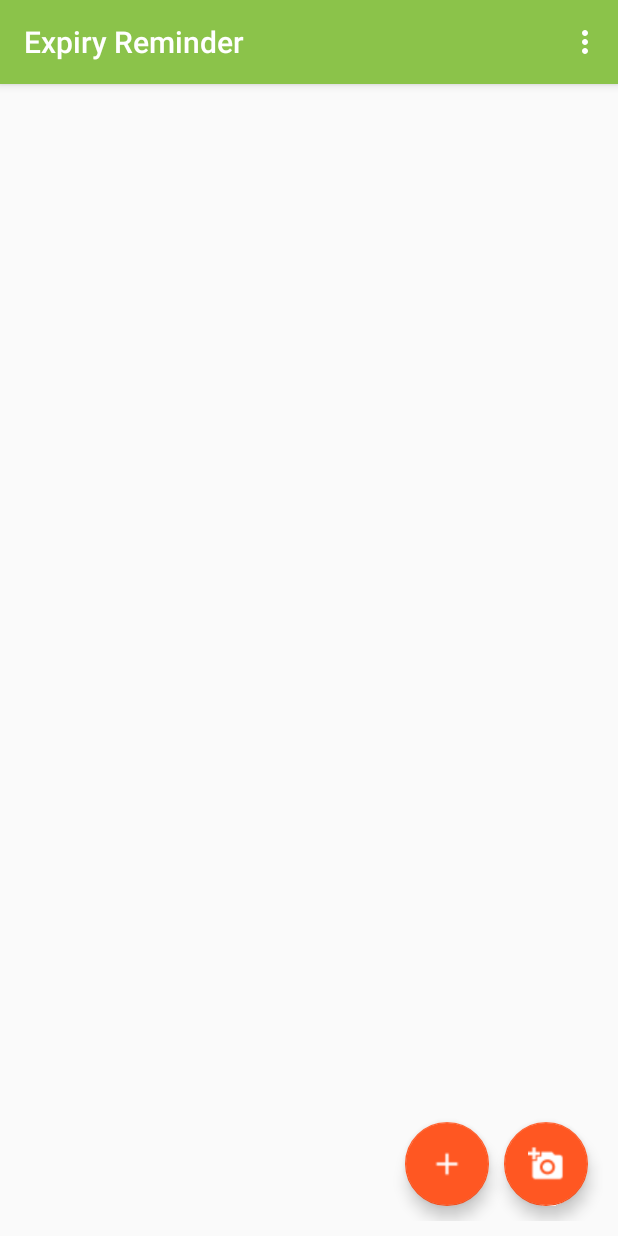
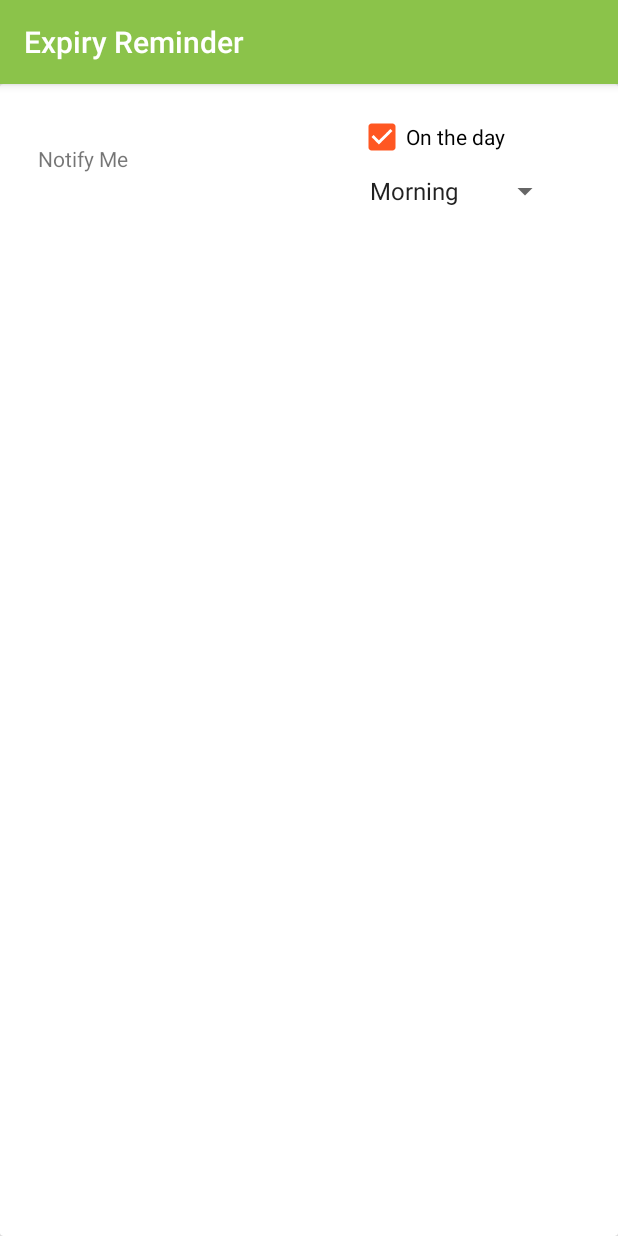
Before and after one commit to jk1z/Android-Expiry-reminder, an Android app: the screen it shows after launch (MainActivity before the commit, SettingPage after it), in the options menu, after a tap on "Settings", on a phone screen of 412 x 824 dp. Run offline under Robolectric (Android 15) with nearby library versions, the phone set to English and light mode, and no system bars; libraries missing offline, so code that uses them is left out: com.bignerdranch.expandablerecyclerview, com.google.zxing.integration; 7 statements that could not run were skipped.

Commit message:
Added auto backup, setting page

```diff
--- a/app/src/main/AndroidManifest.xml
+++ b/app/src/main/AndroidManifest.xml
@@ -39,6 +39,7 @@
         <activity android:name=".UI.Activity.ItemScanner" />
         <activity android:name=".UI.Activity.ColorSelectionGridView" />
         <activity android:name=".UI.Activity.AboutPage" />
+        <activity android:name=".UI.Activity.SettingPage"/>
 
         <receiver android:name=".Helper.NotifyHelper" />
         <activity
--- a/app/src/main/java/edu/monash/fit3027/fit3027_final_application/UI/Activity/MainActivity.java
+++ b/app/src/main/java/edu/monash/fit3027/fit3027_final_application/UI/Activity/MainActivity.java
@@ -80,10 +80,13 @@ public class MainActivity extends AppCompatActivity implements View.OnClickListe
 
         //noinspection SimplifiableIfStatement
         if (id == R.id.action_settings) {
+            Intent newIntent = new Intent(this, SettingPage.class);
+            startActivity(newIntent);
             return true;
         } else if (id == R.id.action_about) {
             Intent newIntent = new Intent(this, AboutPage.class);
             startActivity(newIntent);
+            return true;
         }
 
         return super.onOptionsItemSelected(item);
--- /dev/null
+++ b/app/src/main/java/edu/monash/fit3027/fit3027_final_application/UI/Activity/SettingPage.java
@@ -0,0 +1,97 @@
+package edu.monash.fit3027.fit3027_final_application.UI.Activity;
+
+import android.content.Context;
+import android.content.SharedPreferences;
+import android.os.Bundle;
+import android.support.v4.content.ContextCompat;
+import android.support.v7.app.AppCompatActivity;
+import android.view.View;
+import android.widget.AdapterView;
+import android.widget.ArrayAdapter;
+import android.widget.CheckBox;
+import android.widget.CompoundButton;
+import android.widget.Spinner;
+
+import edu.monash.fit3027.fit3027_final_application.R;
+
+/**
+ * Created by Jack on 10-Jun-17.
+ */
+
+public class SettingPage extends AppCompatActivity implements CompoundButton.OnCheckedChangeListener,AdapterView.OnItemSelectedListener{
+    private CheckBox onTheDayCheckBox;
+    private Spinner whenToNotifyspinner;
+    private SharedPreferences sharedPref;
+    public final static int DEFAULT_NOTIFY_ON = 1;
+    public final static int DEFAULT_NOTIFY_OFF = 0;
+    public final static int DEFAULT_NOTIFY_TIME_MORNING = 0;
+    public final static int DEFAULT_NOTIFY_TIME_EVENING = 1;
+    public final static String DEFAULT_NOTIFY_SETTING = "DefaultNotificationPref";
+    public final static String DEFAULT_NOTIFY_TIME_SETTING = "DefaultNotificationTimePref";
+
+    @Override
+    protected void onCreate(Bundle savedInstanceState) {
+        super.onCreate(savedInstanceState);
+        setContentView(R.layout.setting_page);
+
+        //Assume all set to default
+        onTheDayCheckBox = (CheckBox) findViewById(R.id.onTheDayCheckBox);
+        whenToNotifyspinner = (Spinner) findViewById(R.id.whenToNotifyspinner);
+        ArrayAdapter<CharSequence> adapter = ArrayAdapter.createFromResource(this,
+                R.array.reminder_default_choice_array, android.R.layout.simple_spinner_item);
+        adapter.setDropDownViewResource(android.R.layout.simple_spinner_dropdown_item);
+        whenToNotifyspinner.setAdapter(adapter);
+
+        sharedPref = getSharedPreferences("Settings",Context.MODE_PRIVATE);
+        switch (sharedPref.getInt(DEFAULT_NOTIFY_SETTING,DEFAULT_NOTIFY_ON)){
+            case DEFAULT_NOTIFY_ON:
+                onTheDayCheckBox.setChecked(true);
+                break;
+            case DEFAULT_NOTIFY_OFF:
+                onTheDayCheckBox.setChecked(false);
+                break;
+        }
+
+        switch (sharedPref.getInt(DEFAULT_NOTIFY_TIME_SETTING,DEFAULT_NOTIFY_TIME_MORNING )){
+            case DEFAULT_NOTIFY_TIME_MORNING:
+                whenToNotifyspinner.setSelection(0);
+                break;
+            case DEFAULT_NOTIFY_TIME_EVENING:
+                whenToNotifyspinner.setSelection(1);
+                break;
+        }
+
+        onTheDayCheckBox.setOnCheckedChangeListener(this);
+        whenToNotifyspinner.setOnItemSelectedListener(this);
+
+
+    }
+
+    @Override
+    public void onCheckedChanged(CompoundButton buttonView, boolean isChecked) {
+        SharedPreferences.Editor editor = sharedPref.edit();
+        if (isChecked){
+            editor.putInt(DEFAULT_NOTIFY_SETTING,DEFAULT_NOTIFY_ON);
+        }else{
+            editor.putInt(DEFAULT_NOTIFY_SETTING,DEFAULT_NOTIFY_OFF);
+        }
+        editor.commit();
+    }
+
+    @Override
+    public void onItemSelected(AdapterView<?> parent, View view, int position, long id) {
+        SharedPreferences.Editor editor = sharedPref.edit();
+        if (position == 0){
+            editor.putInt(DEFAULT_NOTIFY_TIME_SETTING,DEFAULT_NOTIFY_TIME_MORNING);
+        }else{
+            editor.putInt(DEFAULT_NOTIFY_TIME_SETTING,DEFAULT_NOTIFY_TIME_EVENING);
+        }
+        editor.commit();
+    }
+
+    @Override
+    public void onNothingSelected(AdapterView<?> parent) {
+
+    }
+
+}
--- /dev/null
+++ b/app/src/main/res/layout/setting_page.xml
@@ -0,0 +1,46 @@
+<?xml version="1.0" encoding="utf-8"?>
+<LinearLayout xmlns:android="http://schemas.android.com/apk/res/android"
+    android:layout_width="match_parent"
+    android:layout_height="match_parent"
+    android:orientation="horizontal">
+
+    <android.support.v7.widget.CardView
+        android:layout_width="match_parent"
+        android:layout_height="match_parent"
+        android:layout_alignParentStart="true">
+
+        <RelativeLayout
+            android:layout_width="match_parent"
+            android:layout_height="100dp">
+
+            <TextView
+                android:id="@+id/textView4"
+                android:layout_width="wrap_content"
+                android:layout_height="wrap_content"
+                android:layout_alignParentStart="true"
+                android:layout_centerVertical="true"
+                android:layout_marginStart="25dp"
+                android:text="Notify Me" />
+
+            <CheckBox
+                android:id="@+id/onTheDayCheckBox"
+                android:layout_width="wrap_content"
+                android:layout_height="wrap_content"
+                android:layout_marginEnd="75dp"
+                android:text="On the day"
+                android:layout_above="@+id/whenToNotifyspinner"
+                android:layout_alignParentEnd="true"
+                android:layout_marginBottom="8dp" />
+
+            <Spinner
+                android:id="@+id/whenToNotifyspinner"
+                android:layout_width="wrap_content"
+                android:layout_height="wrap_content"
+                android:layout_below="@+id/textView4"
+                android:layout_alignStart="@+id/onTheDayCheckBox" />
+
+        </RelativeLayout>
+
+    </android.support.v7.widget.CardView>
+
+</LinearLayout>
--- a/app/src/main/res/values/strings.xml
+++ b/app/src/main/res/values/strings.xml
@@ -7,6 +7,10 @@
         <item>2 Days Before</item>
         <item>5 Days Before</item>
         <item>10 Days Before</item>
+    </string-array>
+    <string-array name="reminder_default_choice_array">
+        <item>Morning</item>
+        <item>Afternoon</item>
     </string-array>
     <string-array name="colorTagHex">
         <item>#eceff1</item>
```
Also changed, not shown: app/src/main/java/edu/monash/fit3027/fit3027_final_application/UI/Activity/ItemDetail.java (+30 -2 lines).
